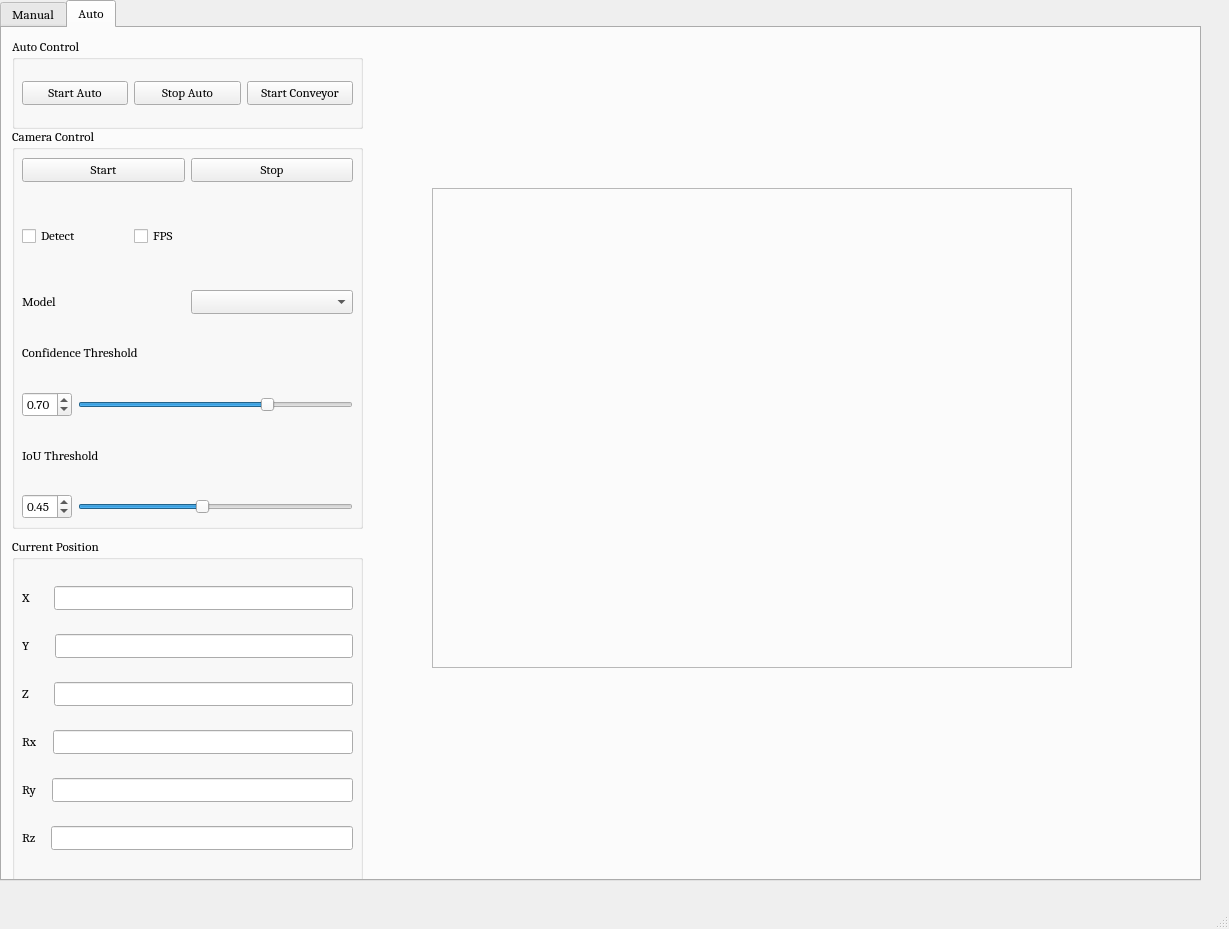
The window that main.ui (quangdungluong/YaskawaRealsenseControl) describes before a commit, drawn with Qt 5.
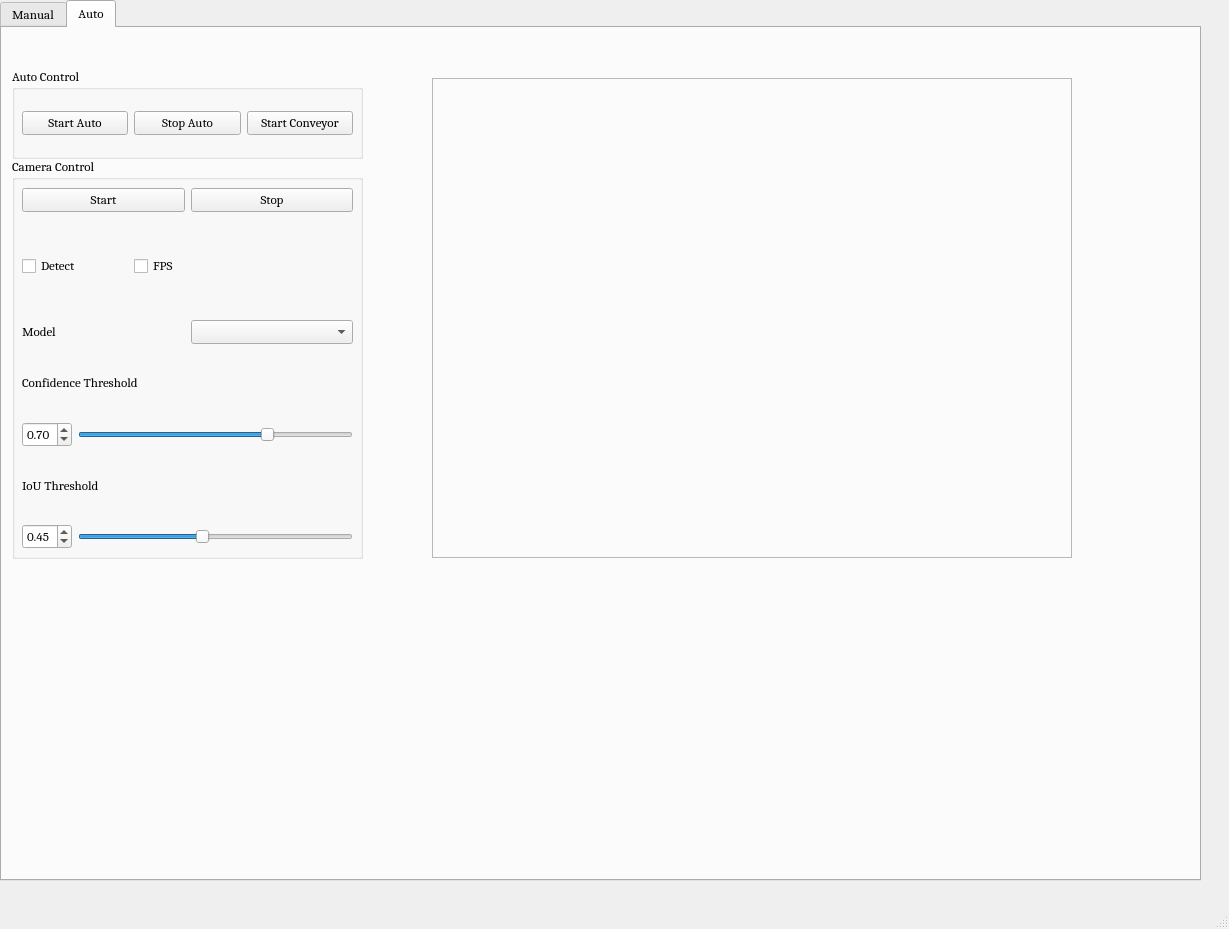
The same window after the commit. The open tabs and pages were chosen to show the change.

Diff of the .ui file:
```diff
--- a/main.ui
+++ b/main.ui
@@ -1262,13 +1262,13 @@
       <property name="title">
        <string>Basic Control</string>
       </property>
-      <widget class="QWidget" name="horizontalLayoutWidget">
+      <widget class="QWidget" name="verticalLayoutWidget_5">
        <property name="geometry">
         <rect>
          <x>10</x>
-         <y>30</y>
-         <width>395</width>
-         <height>61</height>
+         <y>20</y>
+         <width>331</width>
+         <height>80</height>
         </rect>
        </property>
        <property name="font">
@@ -1294,49 +1294,30 @@
          </widget>
         </item>
         <item>
-         <widget class="QPushButton" name="servoOn_btn">
-          <property name="font">
-           <font>
-            <family>Cambria</family>
-            <pointsize>10</pointsize>
-            <weight>50</weight>
-            <bold>false</bold>
-           </font>
-          </property>
-          <property name="text">
-           <string>ServoOn</string>
-          </property>
-         </widget>
-        </item>
-        <item>
-         <widget class="QPushButton" name="home_btn">
-          <property name="font">
-           <font>
-            <family>Cambria</family>
-            <pointsize>10</pointsize>
-            <weight>50</weight>
-            <bold>false</bold>
-           </font>
-          </property>
-          <property name="text">
-           <string>Go Home</string>
-          </property>
-         </widget>
-        </item>
-        <item>
-         <widget class="QPushButton" name="stop_btn">
-          <property name="font">
-           <font>
-            <family>Cambria</family>
-            <pointsize>10</pointsize>
-            <weight>50</weight>
-            <bold>false</bold>
-           </font>
-          </property>
-          <property name="text">
-           <string>Stop</string>
-          </property>
-         </widget>
+         <layout class="QHBoxLayout" name="horizontalLayout_26">
+          <item>
+           <widget class="QPushButton" name="toolOn_btn">
+            <property name="text">
+             <string>Tool On</string>
+            </property>
+           </widget>
+          </item>
+          <item>
+           <widget class="QPushButton" name="servoOn_btn">
+            <property name="font">
+             <font>
+              <family>Cambria</family>
+              <pointsize>10</pointsize>
+              <weight>50</weight>
+              <bold>false</bold>
+             </font>
+            </property>
+            <property name="text">
+             <string>ServoOn</string>
+            </property>
+           </widget>
+          </item>
+         </layout>
         </item>
        </layout>
       </widget>
@@ -1745,7 +1726,7 @@
       <property name="geometry">
        <rect>
         <x>430</x>
-        <y>160</y>
+        <y>50</y>
         <width>640</width>
         <height>480</height>
        </rect>
@@ -1786,7 +1767,7 @@
       <property name="geometry">
        <rect>
         <x>10</x>
-        <y>100</y>
+        <y>130</y>
         <width>351</width>
         <height>401</height>
        </rect>
@@ -2037,318 +2018,11 @@
        </layout>
       </widget>
      </widget>
-     <widget class="QGroupBox" name="groupBox_7">
-      <property name="geometry">
-       <rect>
-        <x>10</x>
-        <y>510</y>
-        <width>351</width>
-        <height>351</height>
-       </rect>
-      </property>
-      <property name="font">
-       <font>
-        <family>Cambria</family>
-        <pointsize>10</pointsize>
-       </font>
-      </property>
-      <property name="title">
-       <string>Current Position</string>
-      </property>
-      <widget class="QWidget" name="verticalLayoutWidget_5">
-       <property name="geometry">
-        <rect>
-         <x>10</x>
-         <y>30</y>
-         <width>331</width>
-         <height>301</height>
-        </rect>
-       </property>
-       <property name="font">
-        <font>
-         <family>Cambria</family>
-         <pointsize>10</pointsize>
-        </font>
-       </property>
-       <layout class="QVBoxLayout" name="verticalLayout_5">
-        <item>
-         <layout class="QHBoxLayout" name="horizontalLayout_26" stretch="0,0">
-          <property name="spacing">
-           <number>23</number>
-          </property>
-          <property name="sizeConstraint">
-           <enum>QLayout::SetDefaultConstraint</enum>
-          </property>
-          <item>
-           <widget class="QLabel" name="X_label_13">
-            <property name="sizePolicy">
-             <sizepolicy hsizetype="Preferred" vsizetype="Preferred">
-              <horstretch>0</horstretch>
-              <verstretch>0</verstretch>
-             </sizepolicy>
-            </property>
-            <property name="font">
-             <font>
-              <family>Cambria</family>
-              <pointsize>10</pointsize>
-             </font>
-            </property>
-            <property name="text">
-             <string>X</string>
-            </property>
-           </widget>
-          </item>
-          <item>
-           <widget class="QLineEdit" name="posX">
-            <property name="enabled">
-             <bool>true</bool>
-            </property>
-            <property name="font">
-             <font>
-              <family>Cambria</family>
-              <pointsize>10</pointsize>
-             </font>
-            </property>
-            <property name="text">
-             <string/>
-            </property>
-           </widget>
-          </item>
-         </layout>
-        </item>
-        <item>
-         <layout class="QHBoxLayout" name="horizontalLayout_27" stretch="0,0">
-          <property name="spacing">
-           <number>24</number>
-          </property>
-          <property name="sizeConstraint">
-           <enum>QLayout::SetDefaultConstraint</enum>
-          </property>
-          <item>
-           <widget class="QLabel" name="X_label_14">
-            <property name="sizePolicy">
-             <sizepolicy hsizetype="Preferred" vsizetype="Preferred">
-              <horstretch>0</horstretch>
-              <verstretch>0</verstretch>
-             </sizepolicy>
-            </property>
-            <property name="font">
-             <font>
-              <family>Cambria</family>
-              <pointsize>10</pointsize>
-             </font>
-            </property>
-            <property name="text">
-             <string>Y</string>
-            </property>
-           </widget>
-          </item>
-          <item>
-           <widget class="QLineEdit" name="posY">
-            <property name="enabled">
-             <bool>true</bool>
-            </property>
-            <property name="font">
-             <font>
-              <family>Cambria</family>
-              <pointsize>10</pointsize>
-             </font>
-            </property>
-            <property name="text">
-             <string/>
-            </property>
-           </widget>
-          </item>
-         </layout>
-        </item>
-        <item>
-         <layout class="QHBoxLayout" name="horizontalLayout_28" stretch="0,0">
-          <property name="spacing">
-           <number>25</number>
-          </property>
-          <property name="sizeConstraint">
-           <enum>QLayout::SetDefaultConstraint</enum>
-          </property>
-          <item>
-           <widget class="QLabel" name="X_label_15">
-            <property name="sizePolicy">
-             <sizepolicy hsizetype="Preferred" vsizetype="Preferred">
-              <horstretch>0</horstretch>
-              <verstretch>0</verstretch>
-             </sizepolicy>
-            </property>
-            <property name="font">
-             <font>
-              <family>Cambria</family>
-              <pointsize>10</pointsize>
-             </font>
-            </property>
-            <property name="text">
-             <string>Z</string>
-            </property>
-           </widget>
-          </item>
-          <item>
-           <widget class="QLineEdit" name="posZ">
-            <property name="enabled">
-             <bool>true</bool>
-            </property>
-            <property name="font">
-             <font>
-              <family>Cambria</family>
-              <pointsize>10</pointsize>
-             </font>
-            </property>
-            <property name="text">
-             <string/>
-            </property>
-           </widget>
-          </item>
-         </layout>
-        </item>
-        <item>
-         <layout class="QHBoxLayout" name="horizontalLayout_29" stretch="0,0">
-          <property name="spacing">
-           <number>15</number>
-          </property>
-          <property name="sizeConstraint">
-           <enum>QLayout::SetDefaultConstraint</enum>
-          </property>
-          <item>
-           <widget class="QLabel" name="X_label_16">
-            <property name="sizePolicy">
-             <sizepolicy hsizetype="Preferred" vsizetype="Preferred">
-              <horstretch>0</horstretch>
-              <verstretch>0</verstretch>
-             </sizepolicy>
-            </property>
-            <property name="font">
-             <font>
-              <family>Cambria</family>
-              <pointsize>10</pointsize>
-             </font>
-            </property>
-            <property name="text">
-             <string>Rx</string>
-            </property>
-           </widget>
-          </item>
-          <item>
-           <widget class="QLineEdit" name="posRx">
-            <property name="enabled">
-             <bool>true</bool>
-            </property>
-            <property name="font">
-             <font>
-              <family>Cambria</family>
-              <pointsize>10</pointsize>
-             </font>
-            </property>
-            <property name="text">
-             <string/>
-            </property>
-           </widget>
-          </item>
-         </layout>
-        </item>
-        <item>
-         <layout class="QHBoxLayout" name="horizontalLayout_30" stretch="0,0">
-          <property name="spacing">
-           <number>15</number>
-          </property>
-          <property name="sizeConstraint">
-           <enum>QLayout::SetDefaultConstraint</enum>
-          </property>
-          <item>
-           <widget class="QLabel" name="X_label_17">
-            <property name="sizePolicy">
-             <sizepolicy hsizetype="Preferred" vsizetype="Preferred">
-              <horstretch>0</horstretch>
-              <verstretch>0</verstretch>
-             </sizepolicy>
-            </property>
-            <property name="font">
-             <font>
-              <family>Cambria</family>
-              <pointsize>10</pointsize>
-             </font>
-            </property>
-            <property name="text">
-             <string>Ry</string>
-            </property>
-           </widget>
-          </item>
-          <item>
-           <widget class="QLineEdit" name="posRy">
-            <property name="enabled">
-             <bool>true</bool>
-            </property>
-            <property name="font">
-             <font>
-              <family>Cambria</family>
-              <pointsize>10</pointsize>
-             </font>
-            </property>
-            <property name="text">
-             <string/>
-            </property>
-           </widget>
-          </item>
-         </layout>
-        </item>
-        <item>
-         <layout class="QHBoxLayout" name="horizontalLayout_36" stretch="0,0">
-          <property name="spacing">
-           <number>15</number>
-          </property>
-          <property name="sizeConstraint">
-           <enum>QLayout::SetDefaultConstraint</enum>
-          </property>
-          <item>
-           <widget class="QLabel" name="X_label_18">
-            <property name="sizePolicy">
-             <sizepolicy hsizetype="Preferred" vsizetype="Preferred">
-              <horstretch>0</horstretch>
-              <verstretch>0</verstretch>
-             </sizepolicy>
-            </property>
-            <property name="font">
-             <font>
-              <family>Cambria</family>
-              <pointsize>10</pointsize>
-             </font>
-            </property>
-            <property name="text">
-             <string>Rz</string>
-            </property>
-           </widget>
-          </item>
-          <item>
-           <widget class="QLineEdit" name="posRz">
-            <property name="enabled">
-             <bool>true</bool>
-            </property>
-            <property name="font">
-             <font>
-              <family>Cambria</family>
-              <pointsize>10</pointsize>
-             </font>
-            </property>
-            <property name="text">
-             <string/>
-            </property>
-           </widget>
-          </item>
-         </layout>
-        </item>
-       </layout>
-      </widget>
-     </widget>
      <widget class="QGroupBox" name="groupBox">
       <property name="geometry">
        <rect>
         <x>10</x>
-        <y>10</y>
+        <y>40</y>
         <width>351</width>
         <height>91</height>
        </rect>
```
Left out of the diff: 74 changed lines with no effect on the pictures.
